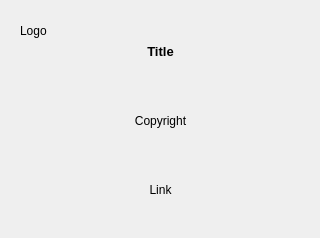
Before: the Qt Designer form ui_files/info_dialog.ui in jebr/MergePDF, drawn with Qt 5.
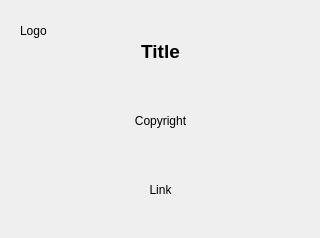
After: the same form once the commit is applied.

Commit message: Add info dialog

Diff of the .ui file:
```diff
--- a/ui_files/info_dialog.ui
+++ b/ui_files/info_dialog.ui
@@ -41,7 +41,7 @@
       <property name="font">
        <font>
         <family>Arial</family>
-        <pointsize>10</pointsize>
+        <pointsize>14</pointsize>
         <weight>75</weight>
         <bold>true</bold>
        </font>
```
